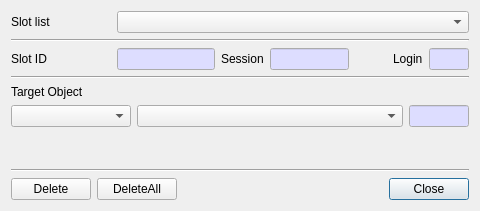
First picture: the form in CryptokiMan/del_object_dlg.ui, repository jykim74/CryptokiMan, before the edit.
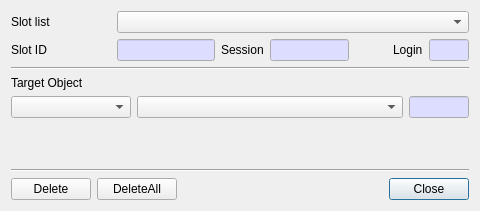
Second picture: the form after the edit.

What changed in the file:
```diff
--- a/CryptokiMan/del_object_dlg.ui
+++ b/CryptokiMan/del_object_dlg.ui
@@ -44,13 +44,6 @@
      </item>
     </layout>
    </item>
-   <item>
-    <widget class="Line" name="line">
-     <property name="orientation">
-      <enum>Qt::Horizontal</enum>
-     </property>
-    </widget>
-   </item>
    <item>
     <layout class="QGridLayout" name="gridLayout_4">
      <property name="topMargin">
```
